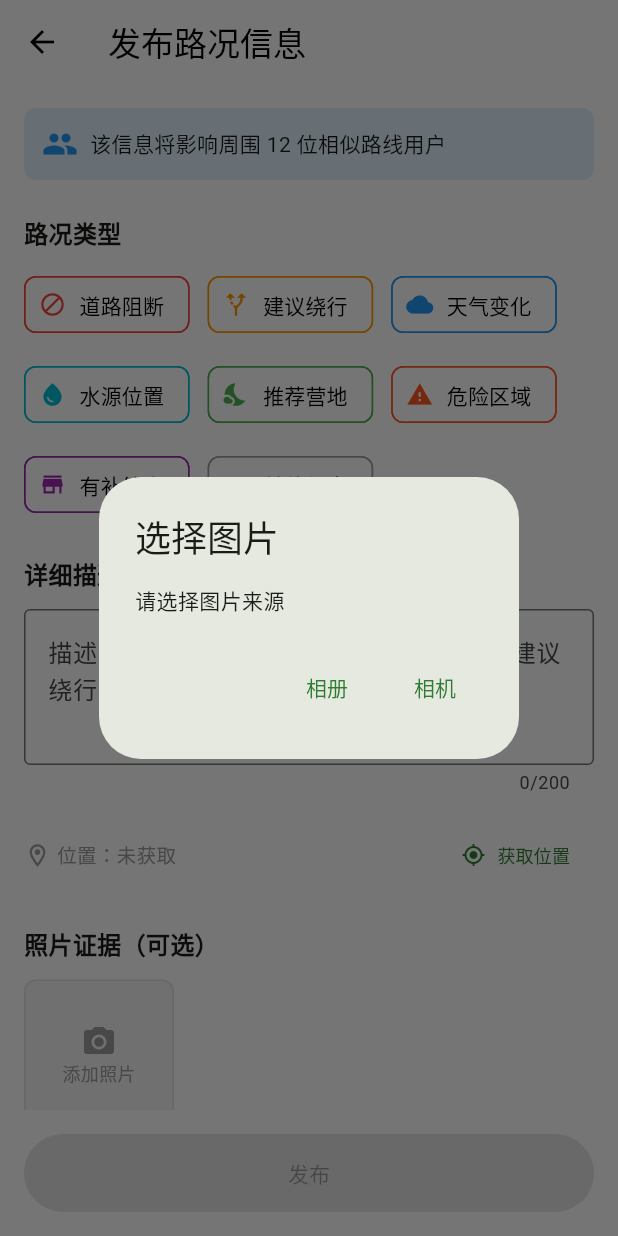
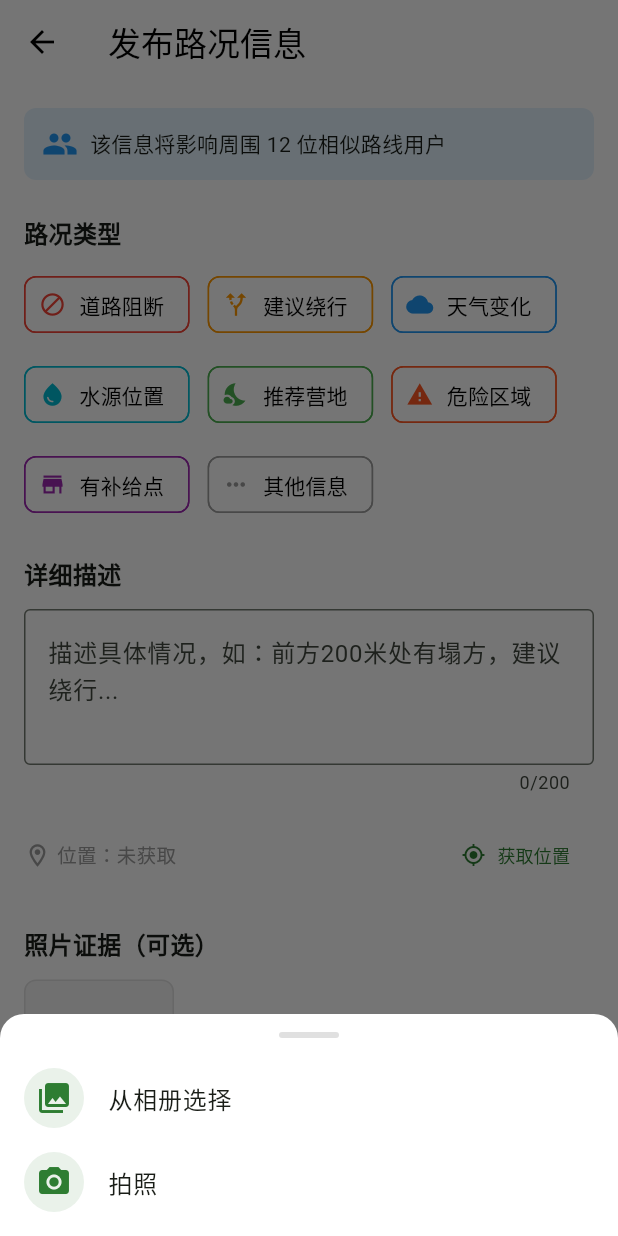
Before and after one commit to lizhedm/solitary, a Flutter app: the RouteFeedbackPage screen opened directly, after a tap on "添加照片", on a phone screen of 412 x 824 dp. Run offline on Flutter 3.47's test engine with Material 3 defaults, Android fonts, the phone set to English and light mode, and no system bars; our stand-ins replace cached_network_image, device_info_plus, dio, flutter_image_compress, geolocator, image_picker and 5 more; accounts and stored records are empty; network calls fail.

```diff
--- a/lib/pages/hiking/route_feedback_page.dart
+++ b/lib/pages/hiking/route_feedback_page.dart
@@ -8,6 +8,7 @@ import 'package:dio/dio.dart';
 import 'package:geolocator/geolocator.dart';
 import 'package:provider/provider.dart';
 import 'package:flutter_image_compress/flutter_image_compress.dart';
+import '../../widgets/common/image_picker_sheet.dart';
 import '../../services/database_helper.dart';
 import '../../services/api_service.dart';
 import '../../providers/auth_provider.dart';
@@ -85,24 +86,8 @@ class _RouteFeedbackPageState extends State<RouteFeedbackPage> {
   Future<void> _takePhoto() async {
     if (_photos.length >= 3) return;
 
-    // Show dialog to choose source
-    final source = await showDialog<ImageSource>(
-      context: context,
-      builder: (context) => AlertDialog(
-        title: const Text('选择图片'),
-        content: const Text('请选择图片来源'),
-        actions: [
-          TextButton(
-            onPressed: () => Navigator.pop(context, ImageSource.gallery),
-            child: const Text('相册'),
-          ),
-          TextButton(
-            onPressed: () => Navigator.pop(context, ImageSource.camera),
-            child: const Text('相机'),
-          ),
-        ],
-      ),
-    );
+    // Show bottom sheet to choose source
+    final source = await ImagePickerSheet.showSourcePicker(context);
 
     if (source == null) return;
 
--- a/lib/pages/messages/message_center_page.dart
+++ b/lib/pages/messages/message_center_page.dart
@@ -1212,7 +1212,7 @@ class _MessageCenterPageState extends State<MessageCenterPage> with SingleTicker
                 ),
                 const SizedBox(height: 24),
                 ElevatedButton(
-                  onPressed: () => provider.fetchMyFeedbacks(userId),
+                  onPressed: () => provider.fetchMyFeedbacks(userId, forceRefresh: true),
                   child: const Text('刷新'),
                 ),
               ],
@@ -1221,7 +1221,7 @@ class _MessageCenterPageState extends State<MessageCenterPage> with SingleTicker
         }
 
         return RefreshIndicator(
-          onRefresh: () => provider.fetchMyFeedbacks(userId),
+          onRefresh: () => provider.fetchMyFeedbacks(userId, forceRefresh: true),
           child: ListView.builder(
             itemCount: feedbacks.length,
             padding: const EdgeInsets.all(16),
--- a/lib/pages/settings/settings_page.dart
+++ b/lib/pages/settings/settings_page.dart
@@ -4,6 +4,7 @@ import 'package:flutter/foundation.dart' show kIsWeb;
 import 'package:flutter_image_compress/flutter_image_compress.dart';
 import 'package:provider/provider.dart';
 import 'package:cached_network_image/cached_network_image.dart';
+import '../../widgets/common/image_picker_sheet.dart';
 import '../../providers/auth_provider.dart';
 import '../hiking/hiking_history_page.dart';
 import 'privacy_settings_page.dart';
@@ -38,24 +39,8 @@ class _SettingsPageState extends State<SettingsPage> {
     final authProvider = Provider.of<AuthProvider>(context, listen: false);
     final picker = ImagePicker();
 
-    // 显示选择来源的对话框
-    final source = await showDialog<ImageSource>(
-      context: context,
-      builder: (context) => AlertDialog(
-        title: const Text('选择图片'),
-        content: const Text('请选择图片来源'),
-        actions: [
-          TextButton(
-            onPressed: () => Navigator.pop(context, ImageSource.gallery),
-            child: const Text('相册'),
-          ),
-          TextButton(
-            onPressed: () => Navigator.pop(context, ImageSource.camera),
-            child: const Text('相机'),
-          ),
-        ],
-      ),
-    );
+    // Show bottom sheet to choose source
+    final source = await ImagePickerSheet.showSourcePicker(context);
 
     if (source == null) return;
 
--- /dev/null
+++ b/lib/widgets/common/image_picker_sheet.dart
@@ -0,0 +1,98 @@
+import 'package:flutter/material.dart';
+import 'package:image_picker/image_picker.dart';
+
+class ImagePickerSheet {
+  static Future<XFile?> show(BuildContext context) async {
+    final ImagePicker picker = ImagePicker();
+
+    return showModalBottomSheet<XFile?>(
+      context: context,
+      backgroundColor: Colors.white,
+      shape: const RoundedRectangleBorder(
+        borderRadius: BorderRadius.vertical(top: Radius.circular(16)),
+      ),
+      builder: (BuildContext context) {
+        return SafeArea(
+          child: Wrap(
+            children: <Widget>[
+              ListTile(
+                leading: const Icon(Icons.photo_library, color: Color(0xFF2E7D32)),
+                title: const Text('从相册选择'),
+                onTap: () async {
+                  Navigator.pop(context); // Close bottom sheet first
+                  final XFile? photo = await picker.pickImage(source: ImageSource.gallery);
+                  // We can't return from showModalBottomSheet here because we already popped
+                  // So we rely on the caller to handle the result, but wait...
+                  // The standard pattern is to return the value from pop.
+                  // But here the async gap makes it tricky.
+                  // Let's change the strategy: return the Source, then pick outside.
+                },
+              ),
+              ListTile(
+                leading: const Icon(Icons.camera_alt, color: Color(0xFF2E7D32)),
+                title: const Text('拍照'),
+                onTap: () async {
+                  Navigator.pop(context);
+                },
+              ),
+            ],
+          ),
+        );
+      },
+    );
+  }
+
+  // Better approach: Return the source
+  static Future<ImageSource?> showSourcePicker(BuildContext context) async {
+    return showModalBottomSheet<ImageSource>(
+      context: context,
+      backgroundColor: Colors.white,
+      shape: const RoundedRectangleBorder(
+        borderRadius: BorderRadius.vertical(top: Radius.circular(16)),
+      ),
+      builder: (BuildContext context) {
+        return SafeArea(
+          child: Column(
+            mainAxisSize: MainAxisSize.min,
+            children: <Widget>[
+              Container(
+                width: 40,
+                height: 4,
+                margin: const EdgeInsets.symmetric(vertical: 12),
+                decoration: BoxDecoration(
+                  color: Colors.grey[300],
+                  borderRadius: BorderRadius.circular(2),
+                ),
+              ),
+              ListTile(
+                leading: Container(
+                  padding: const EdgeInsets.all(8),
+                  decoration: BoxDecoration(
+                    color: const Color(0xFF2E7D32).withOpacity(0.1),
+                    shape: BoxShape.circle,
+                  ),
+                  child: const Icon(Icons.photo_library, color: Color(0xFF2E7D32)),
+                ),
+                title: const Text('从相册选择', style: TextStyle(fontWeight: FontWeight.w500)),
+                onTap: () => Navigator.pop(context, ImageSource.gallery),
+              ),
+              ListTile(
+                leading: Container(
+                   padding: const EdgeInsets.all(8),
+                   decoration: BoxDecoration(
+                     color: const Color(0xFF2E7D32).withOpacity(0.1),
+                     shape: BoxShape.circle,
+                   ),
+                   child: const Icon(Icons.camera_alt, color: Color(0xFF2E7D32)),
+                ),
+                title: const Text('拍照', style: TextStyle(fontWeight: FontWeight.w500)),
+                onTap: () => Navigator.pop(context, ImageSource.camera),
+              ),
+              const SizedBox(height: 8),
+            ],
+          ),
+        );
+      },
+    );
+  }
+}
```
Also changed, not shown: lib/pages/hiking/route_feedback_detail_page.dart (+64 -6 lines), lib/providers/message_provider.dart (+23 -4 lines), lib/services/database_helper.dart (+26 -5 lines), 3 other files.
